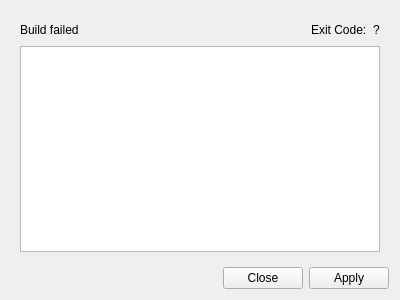
Above: src/widgets/package_dialog.ui from Kangie/solarus before the change. Below: the same form after it.
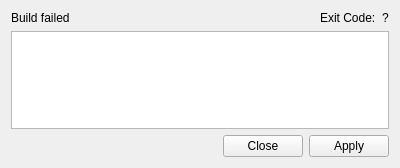
That is the form after the change. The open tabs and pages were chosen to show the change.

Diff of the .ui file:
```diff
--- a/src/widgets/package_dialog.ui
+++ b/src/widgets/package_dialog.ui
@@ -7,7 +7,7 @@
     <x>0</x>
     <y>0</y>
     <width>400</width>
-    <height>300</height>
+    <height>168</height>
    </rect>
   </property>
   <property name="windowTitle">
@@ -107,7 +107,19 @@
       </layout>
      </widget>
      <widget class="QWidget" name="failed">
-      <layout class="QVBoxLayout" name="verticalLayout_4">
+      <layout class="QVBoxLayout" name="verticalLayout_4" stretch="0,1">
+       <property name="leftMargin">
+        <number>0</number>
+       </property>
+       <property name="topMargin">
+        <number>0</number>
+       </property>
+       <property name="rightMargin">
+        <number>0</number>
+       </property>
+       <property name="bottomMargin">
+        <number>0</number>
+       </property>
        <item>
         <layout class="QHBoxLayout" name="horizontalLayout_3">
          <item>
@@ -124,14 +136,26 @@
            </property>
            <property name="sizeHint" stdset="0">
             <size>
-             <width>40</width>
-             <height>20</height>
+             <width>0</width>
+             <height>0</height>
             </size>
            </property>
           </spacer>
          </item>
          <item>
           <layout class="QHBoxLayout" name="horizontalLayout_2">
+           <property name="leftMargin">
+            <number>0</number>
+           </property>
+           <property name="topMargin">
+            <number>0</number>
+           </property>
+           <property name="rightMargin">
+            <number>0</number>
+           </property>
+           <property name="bottomMargin">
+            <number>0</number>
+           </property>
            <item>
             <widget class="QLabel" name="failed_code_msg">
              <property name="text">
```
Left out of the diff: 66 changed lines with no effect on the pictures.
